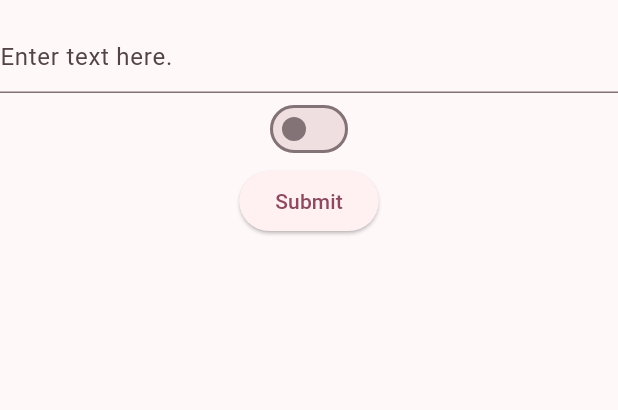
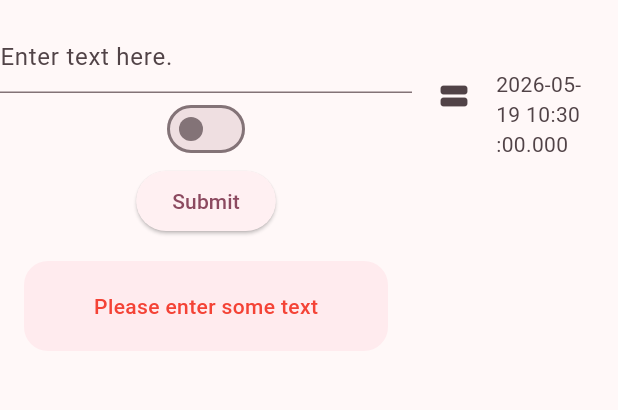
Before and after one commit to hash-m/quickcode, a Flutter app: the screen it shows after launch, after a tap on "Submit", on a phone screen of 412 x 824 dp, the part 63-473 px from its top. Run offline on Flutter 3.47's test engine with Material 3 defaults, Android fonts, the phone set to English and light mode, and no system bars; our stand-ins replace barcode_widget, isar; accounts and stored records are empty; generated files the repository leaves out were written again.

Commit message:
added a history list that records your previous requests using isar

```diff
--- /dev/null
+++ b/quickcode/lib/isar_service.dart
@@ -0,0 +1,46 @@
+import 'package:isar/isar.dart';
+import 'package:path_provider/path_provider.dart';
+import 'package:quickcode/widgets/history.dart';
+
+class IsarService {
+  static late Isar isar;
+
+  static Future<void> init() async {
+    final dir = await getApplicationDocumentsDirectory();
+
+    isar = await Isar.open(
+      [CodeEntrySchema],
+      directory: dir.path,
+    );
+  }
+
+  static Future<void> addCodeEntryAndTrim(CodeEntry entry) async {
+    await isar.writeTxn(() async {
+      final collection = isar.codeEntrys;
+
+      await collection.put(entry);
+
+      final all = await collection
+          .where()
+          .sortByTimestamp()
+          .findAll();
+
+      // if more than 10, delete oldest extras
+      if (all.length > 10) {
+        final toDelete = all.sublist(0, all.length - 10);
+
+        await collection.deleteAll(
+          toDelete.map((e) => e.id).toList(),
+        );
+      }
+    });
+  }
+
+  static Future<List<CodeEntry>> getTop10History() {
+  return isar.codeEntrys
+      .where()
+      .sortByTimestampDesc()
+      .limit(10)
+      .findAll();
+}
+}
--- a/quickcode/lib/main.dart
+++ b/quickcode/lib/main.dart
@@ -1,7 +1,11 @@
 import 'package:flutter/material.dart';
 import 'screens/home_screen.dart';
+import 'isar_service.dart';
 
-void main() {
+void main() async {
+  WidgetsFlutterBinding.ensureInitialized();
+  await IsarService.init();
+
   runApp(const MyApp());
 }
 
--- a/quickcode/lib/screens/home_screen.dart
+++ b/quickcode/lib/screens/home_screen.dart
@@ -1,6 +1,8 @@
 import 'package:flutter/material.dart';
 import 'package:quickcode/widgets/input.dart';
-import 'package:barcode_widget/barcode_widget.dart';
+import 'package:quickcode/widgets/output.dart';
+import 'package:quickcode/widgets/history.dart';
+import 'package:quickcode/isar_service.dart';
 
 class HomePage extends StatefulWidget {
   const HomePage({super.key});
@@ -13,20 +15,45 @@ class _HomePageState extends State<HomePage> {
   final TextEditingController _controller = TextEditingController();
 
   bool isQrCode = false;
+  String? errorMessage;
   String? barcodeData;
+  List<CodeEntry> history = [];
+
+  @override
+  void initState() {
+    super.initState();
+    loadHistory();
+  }
 
   @override
   void dispose() {
     _controller.dispose();
     super.dispose();
+
   }
 
-  void handleSubmit() {
-    if (_controller.text.isNotEmpty) {
+  Future<void> handleSubmit() async {
+  final text = _controller.text;
+
   setState(() {
-        barcodeData = _controller.text;
+    if (text.isEmpty) {
+      errorMessage = "Please enter some text";
+      barcodeData = "";
+      return;
+    }
+
+    barcodeData = text;
+    errorMessage = null;
   });
-    }
+
+  await IsarService.addCodeEntryAndTrim(
+    CodeEntry()
+      ..barcodeData = barcodeData!
+      ..isQrCode = isQrCode
+      ..timestamp = DateTime.now(),
+    );
+
+  await loadHistory();
 }
 
   @override
@@ -35,7 +62,11 @@ class _HomePageState extends State<HomePage> {
       appBar: AppBar(
         title: const Text("QuickCode"),
       ),
-      body: Column(
+      body: Row(
+        children: [
+          Expanded(
+            flex: 2,
+            child: Column(
               children: [
                 InputField(controller: _controller),
 
@@ -51,16 +82,29 @@ class _HomePageState extends State<HomePage> {
                 SubmitButton(onPressed: handleSubmit),
 
                 if (barcodeData != null)
-            BarcodeWidget(
-              barcode: isQrCode
-                  ? Barcode.qrCode()
-                  : Barcode.code128(),
-              data: barcodeData!,
-              width: 500,
-              height: 500,
+                  BarcodeContainer(
+                    errorMessage: errorMessage,
+                    isQrCode: isQrCode,
+                    data: barcodeData ?? "",
                   ),
               ],
             ),
+          ),
+
+          Expanded(
+            flex: 1,
+            child: HistoryList(history: history),
+          ),
+        ],
+      )
     );
   }
+
+  Future<void> loadHistory() async {
+  final data = await IsarService.getTop10History();
+
+  setState(() {
+    history = data;
+  });
 }
+}
--- a/quickcode/lib/widgets/history.dart
+++ b/quickcode/lib/widgets/history.dart
@@ -0,0 +1,43 @@
+import 'package:isar/isar.dart';
+import 'package:flutter/material.dart';
+
+part 'history.g.dart';
+
+@collection
+class CodeEntry {
+  Id id = Isar.autoIncrement;
+
+  late bool isQrCode;
+  late String barcodeData;
+  late DateTime timestamp;
+}
+
+
+class HistoryList extends StatelessWidget {
+  final List<CodeEntry> history;
+
+  const HistoryList({
+    super.key,
+    required this.history,
+  });
+
+  @override
+  Widget build(BuildContext context) {
+    return ListView.builder(
+      itemCount: history.length,
+      itemBuilder: (context, index) {
+        final entry = history[index];
+
+        return ListTile(
+          leading: Icon(
+            entry.isQrCode
+                ? Icons.qr_code
+                : Icons.view_stream,
+          ),
+          title: Text(entry.barcodeData),
+          subtitle: Text(entry.timestamp.toString()),
+        );
+      },
+    );
+  }
+}
--- /dev/null
+++ b/quickcode/lib/widgets/output.dart
@@ -0,0 +1,51 @@
+import 'package:flutter/material.dart';
+import 'package:barcode_widget/barcode_widget.dart';
+
+
+class BarcodeContainer extends StatelessWidget {
+  final String data;
+  final bool isQrCode;
+  final String? errorMessage;
+
+  const BarcodeContainer({
+    super.key,
+    required this.data,
+    required this.isQrCode,
+    this.errorMessage,
+  });
+
+  @override
+  Widget build(BuildContext context) {
+    final hasError = errorMessage != null;
+
+    return AnimatedContainer(
+      duration: const Duration(milliseconds: 300),
+      padding: const EdgeInsets.all(20),
+      margin: const EdgeInsets.all(16),
+      decoration: BoxDecoration(
+        color: hasError
+            ? Colors.red.shade50
+            : const Color(0xFFF2F2F2),
+        borderRadius: BorderRadius.circular(16),
+      ),
+      child: Center(
+        child: hasError || data.isEmpty
+            ? Text(
+                errorMessage!,
+                style: const TextStyle(
+                  color: Colors.red,
+                  fontWeight: FontWeight.w500,
+                ),
+              )
+            : BarcodeWidget(
+                barcode: isQrCode
+                    ? Barcode.qrCode()
+                    : Barcode.code128(),
+                data: data,
+                width: 250,
+                height: 250,
+              ),
+      ),
+    );
+  }
+}
--- a/quickcode/pubspec.yaml
+++ b/quickcode/pubspec.yaml
@@ -35,6 +35,9 @@ dependencies:
   # Use with the CupertinoIcons class for iOS style icons.
   cupertino_icons: ^1.0.8
   barcode_widget: ^2.0.4
+  isar: ^3.1.0+1
+  isar_flutter_libs: ^3.1.0+1
+  path_provider: ^2.1.5
 
 dev_dependencies:
   flutter_test:
@@ -46,6 +49,8 @@ dev_dependencies:
   # package. See that file for information about deactivating specific lint
   # rules and activating additional ones.
   flutter_lints: ^6.0.0
+  isar_generator: ^3.1.0+1
+  build_runner: ^2.4.13
 
 # For information on the generic Dart part of this file, see the
 # following page: https://dart.dev/tools/pub/pubspec
```
Also changed, not shown: quickcode/lib/widgets/history.g.dart (added), quickcode/pubspec.lock, 14 other files. Lines whose indentation alone changed are shown as unchanged.
